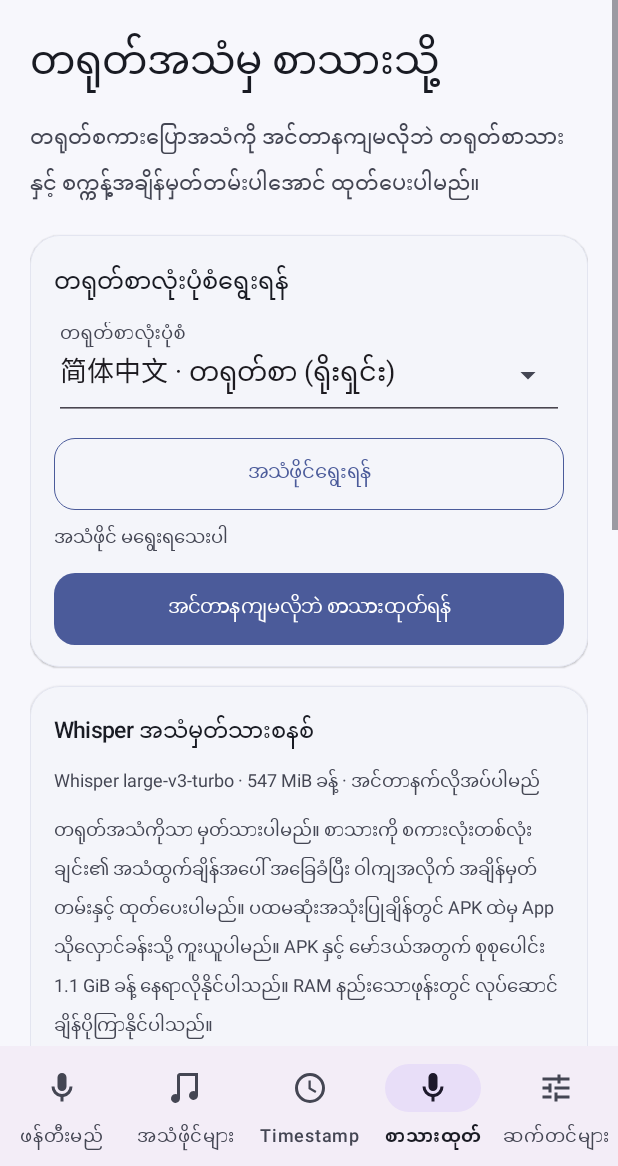
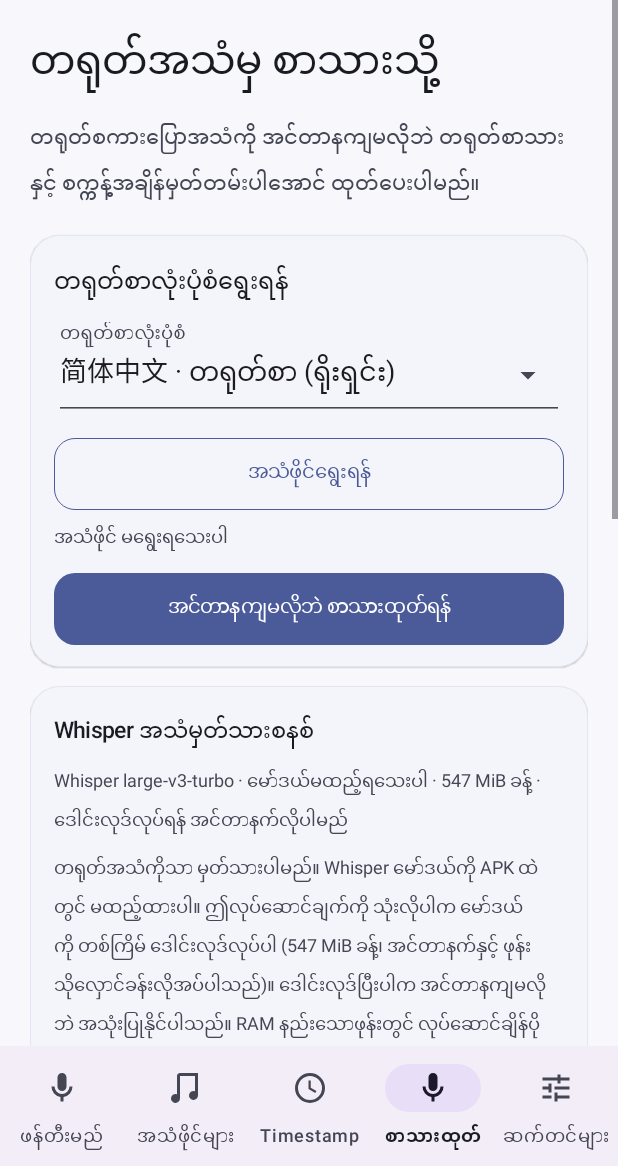
Before and after one commit to yelin19/yelinvoice-apk, an Android app: the screen it shows after launch (MainActivity), item 4 of the bottom bar chosen, on a phone screen of 412 x 824 dp, the part 70-1236 px from its top. Run offline under Robolectric (Android 15) with nearby library versions, the phone set to English and light mode, and no system bars; libraries missing offline, so code that uses them is left out: com.chaquo.python.

Commit message:
Exclude Whisper weights from APK package

```diff
--- a/app/build.gradle.kts
+++ b/app/build.gradle.kts
@@ -12,8 +12,8 @@ android {
         applicationId = "com.yelinvoice.offline"
         minSdk = 24
         targetSdk = 34
-        versionCode = 26
-        versionName = "0.26.0"
+        versionCode = 27
+        versionName = "0.27.0"
 
         ndk {
             abiFilters += listOf("arm64-v8a", "x86_64")
--- a/app/src/main/java/com/yelinvoice/offline/MainActivity.kt
+++ b/app/src/main/java/com/yelinvoice/offline/MainActivity.kt
@@ -610,11 +610,11 @@ class MainActivity : Activity() {
             val modelStatus = when {
                 ready -> "Whisper large-v3-turbo · ထည့်သွင်းပြီး · အင်တာနက်မလိုဘဲ သုံးနိုင်ပါပြီ"
                 bundled -> "Whisper large-v3-turbo · APK ထဲတွင်ပါပြီး · 547 MiB ခန့် · ပထမဆုံးအသုံးပြုချိန်တွင် ဖုန်းထဲသို့ ကူးယူပါမည်"
-                else -> "Whisper large-v3-turbo · 547 MiB ခန့် · အင်တာနက်လိုအပ်ပါမည်"
+                else -> "Whisper large-v3-turbo · မော်ဒယ်မထည့်ရသေးပါ · 547 MiB ခန့် · ဒေါင်းလုဒ်လုပ်ရန် အင်တာနက်လိုပါမည်"
             }
             addView(label(modelStatus, 12f, if (ready) primaryColor else mutedColor), matchWidth())
             addView(space(6), matchWidth())
-            addView(label("တရုတ်အသံကိုသာ မှတ်သားပါမည်။ စာသားကို စကားလုံးတစ်လုံးချင်း၏ အသံထွက်ချိန်အပေါ် အခြေခံပြီး ဝါကျအလိုက် အချိန်မှတ်တမ်းနှင့် ထုတ်ပေးပါမည်။ ပထမဆုံးအသုံးပြုချိန်တွင် APK ထဲမှ App သိုလှောင်ခန်းသို့ ကူးယူပါမည်။ APK နှင့် မော်ဒယ်အတွက် စုစုပေါင်း 1.1 GiB ခန့် နေရာလိုနိုင်ပါသည်။ RAM နည်းသောဖုန်းတွင် လုပ်ဆောင်ချိန်ပိုကြာနိုင်ပါသည်။", 12f, mutedColor), matchWidth())
+            addView(label("တရုတ်အသံကိုသာ မှတ်သားပါမည်။ Whisper မော်ဒယ်ကို APK ထဲတွင် မထည့်ထားပါ။ ဤလုပ်ဆောင်ချက်ကို သုံးလိုပါက မော်ဒယ်ကို တစ်ကြိမ် ဒေါင်းလုဒ်လုပ်ပါ (547 MiB ခန့်၊ အင်တာနက်နှင့် ဖုန်းသိုလှောင်ခန်းလိုအပ်ပါသည်)။ ဒေါင်းလုဒ်ပြီးပါက အင်တာနက်မလိုဘဲ အသုံးပြုနိုင်ပါသည်။ RAM နည်းသောဖုန်းတွင် လုပ်ဆောင်ချိန်ပိုကြာနိုင်ပါသည်။", 12f, mutedColor), matchWidth())
             addView(space(10), matchWidth())
             val downloadButton = actionButton(
                 when {
```
Also changed, not shown: 1 other file.
